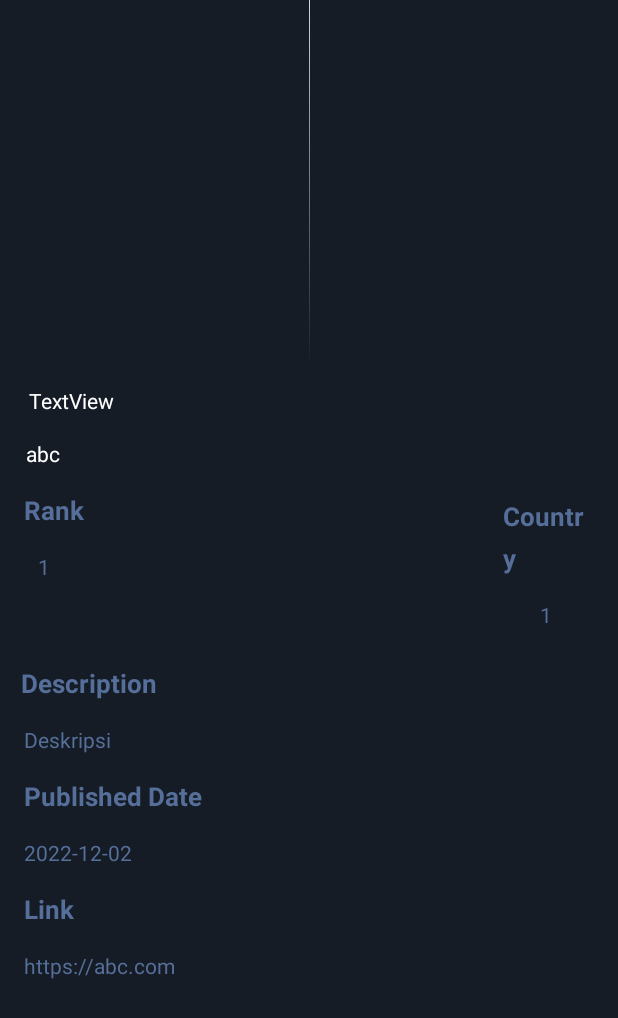
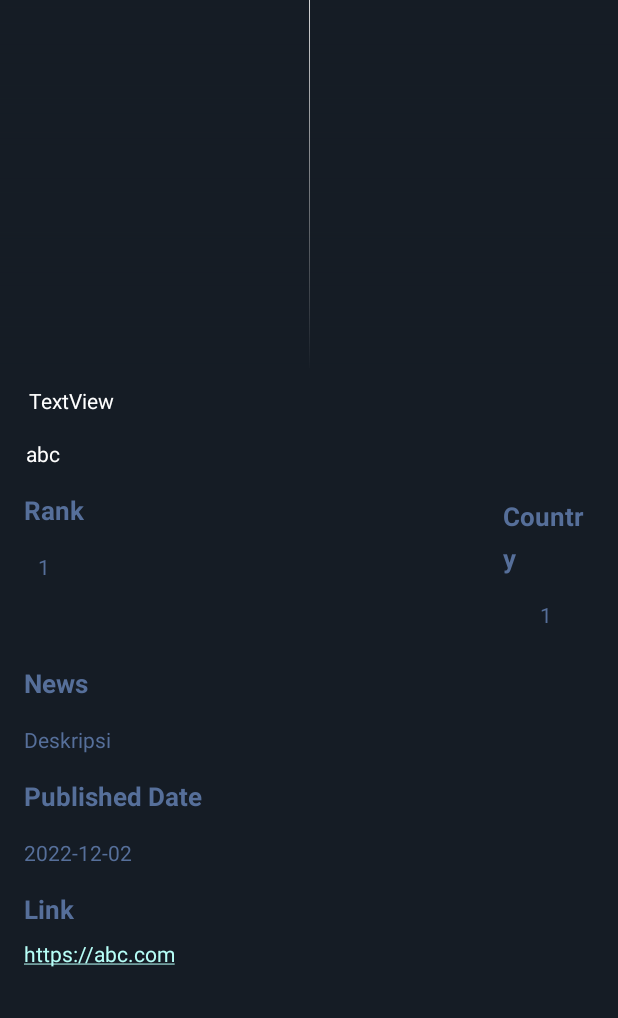
Before and after one commit to AntekSoeharto/sd-fe, an Android app: the layout activity_news_detail.xml on its own in the app's theme, with its tools: preview values and no code run, on a phone screen of 412 x 824 dp. Shown: the top 1018 px of the screen. Run offline under Robolectric (Android 15) with nearby library versions, the phone set to English and light mode, and no system bars.

Commit message:
Almost Done

```diff
--- a/app/src/main/AndroidManifest.xml
+++ b/app/src/main/AndroidManifest.xml
@@ -12,6 +12,9 @@
         android:supportsRtl="true"
         android:theme="@style/Theme.SugarDaddy"
         android:usesCleartextTraffic="true">
+        <activity
+            android:name=".NewsDetailActivity"
+            android:exported="false" />
         <activity
             android:name=".SearchActivity"
             android:exported="false" />
--- a/app/src/main/java/com/example/sugardaddy/Adapter/NewsAdapter.kt
+++ b/app/src/main/java/com/example/sugardaddy/Adapter/NewsAdapter.kt
@@ -12,6 +12,7 @@ import androidx.recyclerview.widget.RecyclerView
 import com.example.sugardaddy.DetailActivity
 import com.example.sugardaddy.Entity.Film
 import com.example.sugardaddy.Entity.News
+import com.example.sugardaddy.NewsDetailActivity
 import com.example.sugardaddy.R
 import com.example.sugardaddy.SignInActivity
 import com.squareup.picasso.Picasso
@@ -29,6 +30,11 @@ class NewsAdapter(private val context: Context, private val listNews: ArrayList<
         holder.tvTitle.text = title
         holder.tvAuthor.text = author
 
+        holder.itemView.setOnClickListener{
+            val intent = Intent(context, NewsDetailActivity::class.java)
+            intent.putExtra(NewsDetailActivity.INTENT_PARCELABLE, news)
+            context.startActivity(intent)
+        }
     }
 
     override fun getItemCount(): Int = listNews.size
--- a/app/src/main/java/com/example/sugardaddy/Adapter/SearchAdapter.kt
+++ b/app/src/main/java/com/example/sugardaddy/Adapter/SearchAdapter.kt
@@ -22,7 +22,7 @@ class SearchAdapter(private val context: Context, private val listFilm: ArrayLis
     }
 
     override fun onBindViewHolder(holder: ListViewHolder, position: Int) {
-        val listDramaHot = listFilm[position]
+        val film = listFilm[position]
         val (id, judul, rating, tanggalTerbit, actor, sinopsis, filmType, releaseType, duration, image, imgBackground) = listFilm[position]
         Picasso.get().load(image).into(holder.imgPhoto)
         holder.tvName.text = judul
@@ -31,7 +31,7 @@ class SearchAdapter(private val context: Context, private val listFilm: ArrayLis
 
         holder.itemView.setOnClickListener{
             val intent = Intent(context, DetailActivity::class.java)
-            intent.putExtra(DetailActivity.INTENT_PARCELABLE, listDramaHot)
+            intent.putExtra(DetailActivity.INTENT_PARCELABLE, film)
             intent.setFlags(Intent.FLAG_ACTIVITY_NEW_TASK);
             context.startActivity(intent)
         }
--- a/app/src/main/java/com/example/sugardaddy/Entity/News.kt
+++ b/app/src/main/java/com/example/sugardaddy/Entity/News.kt
@@ -7,7 +7,7 @@ import kotlinx.parcelize.Parcelize
 data class News(
     var title: String,
     var author: String,
-    var image: Int,
+    var image: String,
     var description: String,
     var publishedDate: String,
     var link: String,
--- a/app/src/main/res/layout/activity_detail.xml
+++ b/app/src/main/res/layout/activity_detail.xml
@@ -23,8 +23,9 @@
 
         <ImageView
             android:id="@+id/imageView"
-            android:layout_width="0dp"
-            android:layout_height="0dp"
+            android:layout_width="match_parent"
+            android:layout_height="250dp"
+            android:scaleType="centerCrop"
             android:src="@drawable/gradient_bg"
             app:layout_constraintBottom_toBottomOf="@+id/detail_movie_cover"
             app:layout_constraintEnd_toEndOf="@+id/detail_movie_cover"
--- a/app/src/main/res/layout/activity_detail_mylist.xml
+++ b/app/src/main/res/layout/activity_detail_mylist.xml
@@ -23,8 +23,9 @@
 
         <ImageView
             android:id="@+id/imageView"
-            android:layout_width="0dp"
-            android:layout_height="0dp"
+            android:layout_width="match_parent"
+            android:layout_height="250dp"
+            android:scaleType="centerCrop"
             android:src="@drawable/gradient_bg"
             app:layout_constraintBottom_toBottomOf="@+id/detail_movie_cover"
             app:layout_constraintEnd_toEndOf="@+id/detail_movie_cover"
--- a/app/src/main/res/layout/activity_detail_news.xml
+++ b/app/src/main/res/layout/activity_news_detail.xml
@@ -22,9 +22,10 @@
             tools:srcCompat="@tools:sample/backgrounds/scenic" />
 
         <ImageView
-            android:id="@+id/imageView"
-            android:layout_width="0dp"
-            android:layout_height="0dp"
+            android:id="@+id/iv_news"
+            android:layout_width="match_parent"
+            android:layout_height="250dp"
+            android:scaleType="centerCrop"
             android:src="@drawable/gradient_bg"
             app:layout_constraintBottom_toBottomOf="@+id/detail_movie_cover"
             app:layout_constraintEnd_toEndOf="@+id/detail_movie_cover"
@@ -129,12 +130,12 @@
             android:layout_marginTop="24dp"
             android:layout_marginEnd="16dp"
             android:lineSpacingExtra="8dp"
-            android:text="Description"
+            android:text="News"
             android:textColor="@color/text_light_blue"
             android:textSize="17dp"
             android:textStyle="bold"
             app:layout_constraintEnd_toEndOf="parent"
-            app:layout_constraintHorizontal_bias="0.494"
+            app:layout_constraintHorizontal_bias="0.459"
             app:layout_constraintStart_toStartOf="parent"
             app:layout_constraintTop_toBottomOf="@+id/tv_detail_country" />
 
@@ -207,18 +208,18 @@
             app:layout_constraintTop_toBottomOf="@+id/tv_detail_published_date" />
 
         <TextView
-            android:lineSpacingExtra="8dp"
-            android:textColor="@color/text_light_blue"
             android:id="@+id/tv_detail_link"
             android:layout_width="0dp"
             android:layout_height="wrap_content"
             android:layout_marginStart="16dp"
-            android:layout_marginLeft="16dp"
-            android:layout_marginTop="16dp"
+            android:layout_marginTop="8dp"
             android:layout_marginEnd="16dp"
-            android:layout_marginRight="16dp"
+            android:lineSpacingExtra="8dp"
             android:text="@string/link"
+            android:autoLink="web"
+            android:textColor="@color/text_light_blue"
             app:layout_constraintEnd_toEndOf="parent"
+            app:layout_constraintHorizontal_bias="0.0"
             app:layout_constraintStart_toStartOf="parent"
             app:layout_constraintTop_toBottomOf="@+id/tv_title_link" />
 
```
Also changed, not shown: app/src/main/java/com/example/sugardaddy/BottomNavigationFragment/NewsFragment.kt (+66 -18 lines), app/src/main/java/com/example/sugardaddy/NewsDetailActivity.kt (added, +53 -0 lines).
